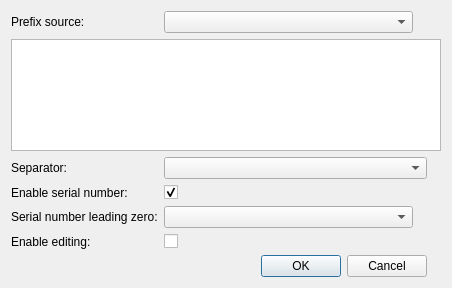
Old version of the form ui/wizard/ui_code_property.ui in the repository gltn/stdm.
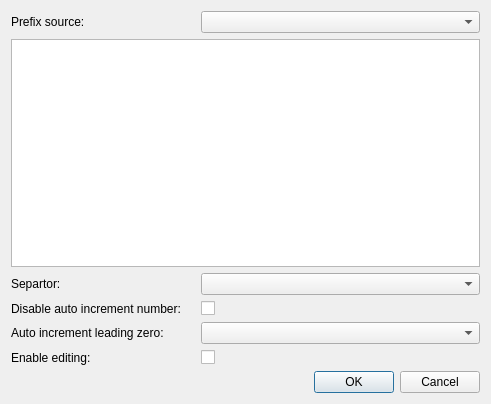
New version of the form.

Commit message: Enhanced auto generate code from columns

Diff of the .ui file:
```diff
--- a/ui/wizard/ui_code_property.ui
+++ b/ui/wizard/ui_code_property.ui
@@ -6,8 +6,8 @@
    <rect>
     <x>0</x>
     <y>0</y>
-    <width>452</width>
-    <height>288</height>
+    <width>491</width>
+    <height>404</height>
    </rect>
   </property>
   <property name="sizePolicy">
@@ -20,19 +20,10 @@
    <string>Auto Generated Code Property</string>
   </property>
   <layout class="QGridLayout" name="gridLayout">
-   <item row="4" column="2">
-    <widget class="QComboBox" name="leading_zero_cbo">
-     <property name="sizePolicy">
-      <sizepolicy hsizetype="Preferred" vsizetype="Maximum">
-       <horstretch>0</horstretch>
-       <verstretch>0</verstretch>
-      </sizepolicy>
-     </property>
-     <property name="minimumSize">
-      <size>
-       <width>249</width>
-       <height>0</height>
-      </size>
+   <item row="4" column="0" colspan="2">
+    <widget class="QLabel" name="disable_auto_increment_lbl">
+     <property name="text">
+      <string>Disable auto increment number:</string>
      </property>
     </widget>
    </item>
@@ -49,34 +40,70 @@
      </property>
     </widget>
    </item>
-   <item row="4" column="0" colspan="2">
+   <item row="6" column="0" colspan="2">
+    <widget class="QLabel" name="enable_editing_lbl">
+     <property name="text">
+      <string>Enable editing:</string>
+     </property>
+    </widget>
+   </item>
+   <item row="6" column="2">
+    <widget class="QCheckBox" name="enable_editing_chk">
+     <property name="text">
+      <string/>
+     </property>
+    </widget>
+   </item>
+   <item row="5" column="0" colspan="2">
     <widget class="QLabel" name="label_2">
      <property name="text">
-      <string>Serial number leading zero:</string>
+      <string>Auto increment leading zero:</string>
      </property>
     </widget>
    </item>
-   <item row="6" column="0" colspan="4">
-    <widget class="QDialogButtonBox" name="buttonBox">
-     <property name="orientation">
-      <enum>Qt::Horizontal</enum>
-     </property>
-     <property name="standardButtons">
-      <set>QDialogButtonBox::Cancel|QDialogButtonBox::Ok</set>
-     </property>
-    </widget>
-   </item>
-   <item row="2" column="0" colspan="2">
-    <widget class="QLabel" name="label_3">
+   <item row="4" column="2">
+    <widget class="QCheckBox" name="disable_auto_increment_chk">
      <property name="text">
-      <string>Separator:</string>
+      <string/>
      </property>
+     <property name="checked">
+      <bool>false</bool>
+     </property>
     </widget>
    </item>
-   <item row="0" column="2" colspan="2">
+   <item row="5" column="2" colspan="3">
+    <widget class="QComboBox" name="leading_zero_cbo">
+     <property name="sizePolicy">
+      <sizepolicy hsizetype="Preferred" vsizetype="Maximum">
+       <horstretch>0</horstretch>
+       <verstretch>0</verstretch>
+      </sizepolicy>
+     </property>
+     <property name="minimumSize">
+      <size>
+       <width>249</width>
+       <height>0</height>
+      </size>
+     </property>
+    </widget>
+   </item>
+   <item row="3" column="2" colspan="3">
+    <widget class="QComboBox" name="separator_cbo">
+     <property name="minimumSize">
+      <size>
+       <width>249</width>
+       <height>0</height>
+      </size>
+     </property>
+    </widget>
+   </item>
+   <item row="2" column="0" colspan="5">
+    <widget class="QTableView" name="column_code_view"/>
+   </item>
+   <item row="0" column="2" colspan="3">
     <widget class="QComboBox" name="prefix_source_cbo">
      <property name="sizePolicy">
-      <sizepolicy hsizetype="Fixed" vsizetype="Fixed">
+      <sizepolicy hsizetype="Expanding" vsizetype="Expanding">
        <horstretch>0</horstretch>
        <verstretch>0</verstretch>
       </sizepolicy>
@@ -98,47 +125,33 @@
      </property>
     </widget>
    </item>
-   <item row="1" column="0" colspan="5">
-    <widget class="QListView" name="column_code_view"/>
+   <item row="8" column="3" colspan="2">
+    <widget class="QDialogButtonBox" name="buttonBox">
+     <property name="orientation">
+      <enum>Qt::Horizontal</enum>
+     </property>
+     <property name="standardButtons">
+      <set>QDialogButtonBox::Cancel|QDialogButtonBox::Ok</set>
+     </property>
+    </widget>
    </item>
-   <item row="2" column="2" colspan="2">
-    <widget class="QComboBox" name="separator_cbo">
-     <property name="minimumSize">
+   <item row="8" column="0" colspan="3">
+    <spacer name="horizontalSpacer">
+     <property name="orientation">
+      <enum>Qt::Horizontal</enum>
+     </property>
+     <property name="sizeHint" stdset="0">
       <size>
-       <width>249</width>
-       <height>0</height>
+       <width>40</width>
+       <height>20</height>
       </size>
      </property>
-    </widget>
-   </item>
-   <item row="5" column="2">
-    <widget class="QCheckBox" name="enable_editing_chk">
-     <property name="text">
-      <string/>
-     </property>
-    </widget>
-   </item>
-   <item row="3" column="2">
-    <widget class="QCheckBox" name="enable_serial_chk">
-     <property name="text">
-      <string/>
-     </property>
-     <property name="checked">
-      <bool>true</bool>
-     </property>
-    </widget>
+    </spacer>
    </item>
    <item row="3" column="0" colspan="2">
-    <widget class="QLabel" name="enable_serial_lbl">
+    <widget class="QLabel" name="label_3">
      <property name="text">
-      <string>Enable serial number:</string>
-     </property>
-    </widget>
-   </item>
-   <item row="5" column="0" colspan="2">
-    <widget class="QLabel" name="enable_editing_lbl">
-     <property name="text">
-      <string>Enable editing:</string>
+      <string>Separtor:</string>
      </property>
     </widget>
    </item>
```
The commit also changes 14 other files.
